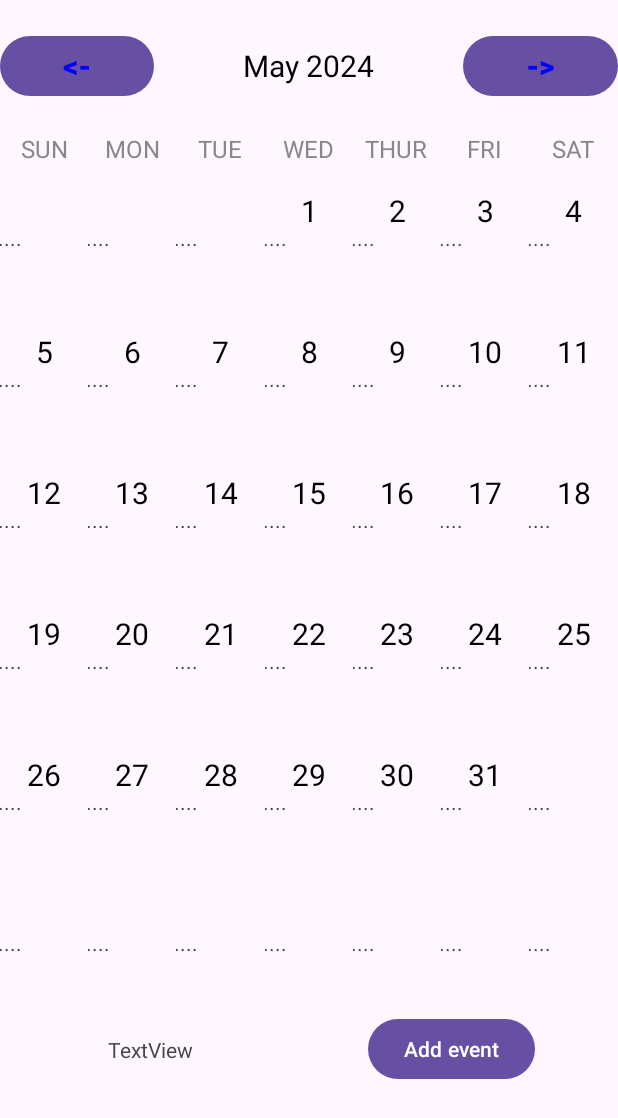
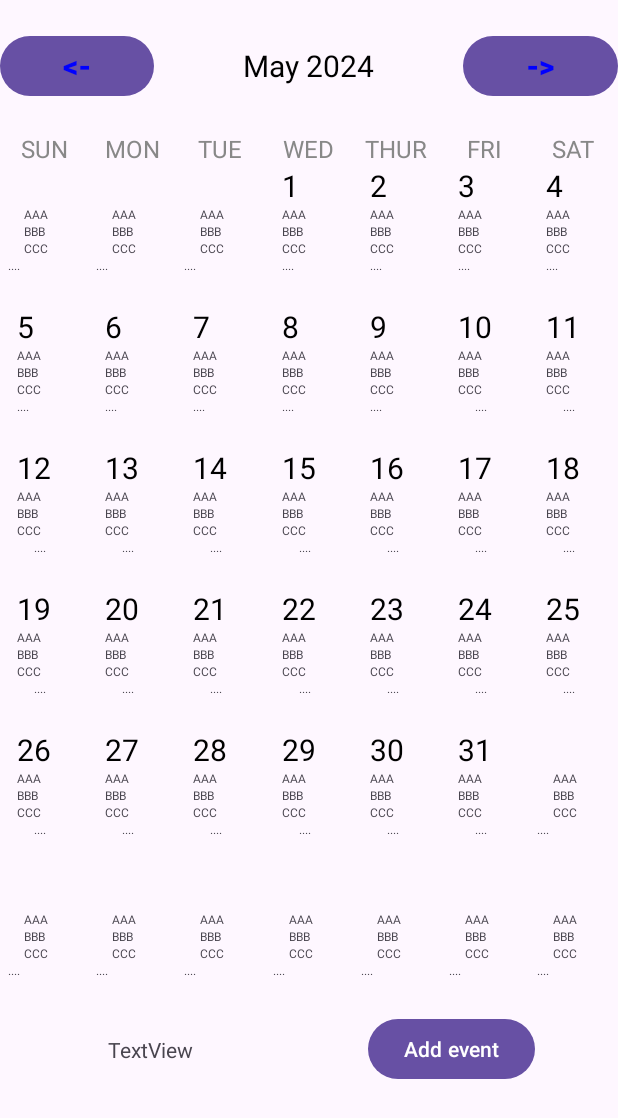
Before and after one commit to SudheeraAbhisheka/CalendarWithEvents, an Android app: the screen it shows after launch (MainActivity), on a phone screen of 412 x 824 dp. Shown: the top 1118 px of the screen. Run offline under Robolectric (Android 15) with nearby library versions, the phone set to English and light mode, and no system bars; 1 statement that could not run was skipped.

Commit message:
Reading to a CalendarObject Calendar cell - wrapContent

```diff
--- a/app/src/main/java/com/example/calendar/CalendarFragment.java
+++ b/app/src/main/java/com/example/calendar/CalendarFragment.java
@@ -1,5 +1,7 @@
 package com.example.calendar;
 
+import android.content.Context;
+import android.content.SharedPreferences;
 import android.os.Bundle;
 
 import androidx.fragment.app.Fragment;
@@ -12,6 +14,12 @@ import android.view.View;
 import android.view.ViewGroup;
 import android.widget.Button;
 import android.widget.TextView;
+import android.widget.Toast;
+
+import com.google.gson.Gson;
+
+import org.json.JSONException;
+import org.json.JSONObject;
 
 import java.time.LocalDate;
 import java.time.YearMonth;
@@ -88,6 +96,16 @@ public class CalendarFragment extends Fragment implements CalendarAdapter.OnItem
 
         selectedDate = LocalDate.now();
         setMonthView();
+
+        SharedPreferences settings = getContext().getApplicationContext().getSharedPreferences("MyPref", Context.MODE_PRIVATE);
+        String homeScore = settings.getString("homeScore", "");
+
+        CalendarEventString calendarEventString;
+
+        Gson gson = new Gson();
+        calendarEventString = gson.fromJson(homeScore, CalendarEventString.class);
+
+        Toast.makeText(getActivity(),calendarEventString.getNote(),Toast.LENGTH_SHORT).show();
 
         previousMonthButton.setOnClickListener(new View.OnClickListener() {
             @Override
--- a/app/src/main/java/com/example/calendar/CreateEventFragment.java
+++ b/app/src/main/java/com/example/calendar/CreateEventFragment.java
@@ -179,18 +179,7 @@ public class CreateEventFragment extends Fragment {
 //                        editTextNotifyPrior.getText().toString()
 //                );
 
-                SharedPreferences settings = getContext().getApplicationContext().getSharedPreferences("MyPref", Context.MODE_PRIVATE);
-                String homeScore = settings.getString("homeScore", "");
 
-                JSONObject mJSONObject;
-
-                try {
-                    mJSONObject = new JSONObject(homeScore);
-                } catch (JSONException e) {
-                    throw new RuntimeException(e);
-                }
-
-                Toast.makeText(getActivity(),mJSONObject+"",Toast.LENGTH_SHORT).show();
             }
         });
 
--- a/app/src/main/res/layout/calendar_cell.xml
+++ b/app/src/main/res/layout/calendar_cell.xml
@@ -2,9 +2,30 @@
 <androidx.constraintlayout.widget.ConstraintLayout xmlns:android="http://schemas.android.com/apk/res/android"
     xmlns:app="http://schemas.android.com/apk/res-auto"
     xmlns:tools="http://schemas.android.com/tools"
-    android:layout_width="match_parent"
-    android:layout_height="match_parent">
+    android:layout_width="wrap_content"
+    android:layout_height="wrap_content">
 
+
+    <TextView
+        android:id="@+id/textViewEventHolder1"
+        android:layout_width="22dp"
+        android:layout_height="0dp"
+        android:text="...."
+        android:textSize="8sp"
+        app:layout_constraintBottom_toBottomOf="parent"
+        app:layout_constraintEnd_toEndOf="@+id/cellDayText"
+        app:layout_constraintStart_toEndOf="@+id/cellDayText"
+        app:layout_constraintTop_toBottomOf="@+id/textView2" />
+
+    <TextView
+        android:id="@+id/textView3"
+        android:layout_width="wrap_content"
+        android:layout_height="wrap_content"
+        android:text="BBB"
+        android:textSize="8sp"
+        app:layout_constraintBottom_toTopOf="@+id/textView2"
+        app:layout_constraintStart_toStartOf="@+id/textView"
+        app:layout_constraintTop_toBottomOf="@+id/textView" />
 
     <TextView
         android:id="@+id/cellDayText"
@@ -13,21 +34,29 @@
         android:text="1"
         android:textColor="@color/black"
         android:textSize="20sp"
-        app:layout_constraintBottom_toBottomOf="parent"
-        app:layout_constraintLeft_toLeftOf="parent"
-        app:layout_constraintRight_toRightOf="parent"
-        app:layout_constraintTop_toTopOf="parent"
-        app:layout_constraintVertical_bias="0.25" />
+        app:layout_constraintBottom_toTopOf="@+id/textView"
+        app:layout_constraintEnd_toEndOf="parent"
+        app:layout_constraintStart_toStartOf="parent"
+        app:layout_constraintTop_toTopOf="parent" />
 
     <TextView
-        android:id="@+id/textViewEventHolder1"
-        android:layout_width="80dp"
+        android:id="@+id/textView2"
+        android:layout_width="wrap_content"
         android:layout_height="wrap_content"
-        android:layout_marginBottom="36dp"
-        android:text="...."
-        app:layout_constraintBottom_toBottomOf="parent"
-        app:layout_constraintEnd_toEndOf="parent"
-        app:layout_constraintHorizontal_bias="0.12"
-        app:layout_constraintStart_toStartOf="parent" />
+        android:text="CCC"
+        android:textSize="8sp"
+        app:layout_constraintBottom_toTopOf="@+id/textViewEventHolder1"
+        app:layout_constraintStart_toStartOf="@+id/textView3"
+        app:layout_constraintTop_toBottomOf="@+id/textView3" />
+
+    <TextView
+        android:id="@+id/textView"
+        android:layout_width="wrap_content"
+        android:layout_height="wrap_content"
+        android:text="AAA"
+        android:textSize="8sp"
+        app:layout_constraintBottom_toTopOf="@+id/textView3"
+        app:layout_constraintStart_toStartOf="@+id/cellDayText"
+        app:layout_constraintTop_toBottomOf="@+id/cellDayText" />
 
 </androidx.constraintlayout.widget.ConstraintLayout>
```
